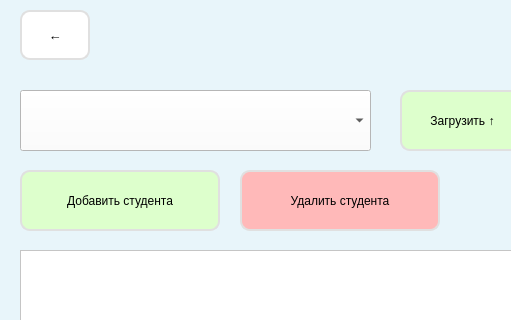
This is qt/event.ui in andrei-229/valanter_app as Qt 5 draws it before an edit; both pictures show x 0 to 511 and y 0 to 320 of the 800 by 600 pixel window. The edited form follows.
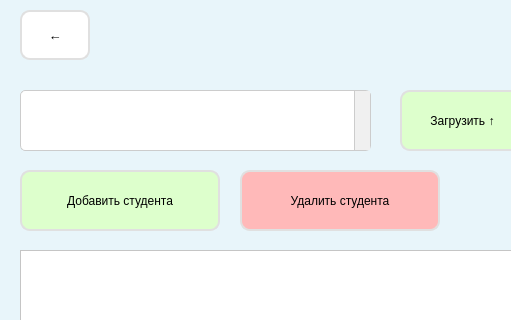
This is the edited form. Icons and pictures are not drawn.

Commit message: ульта дупер мега дизайн

```diff
--- a/qt/event.ui
+++ b/qt/event.ui
@@ -39,8 +39,35 @@
      </rect>
     </property>
     <property name="styleSheet">
-     <string notr="true">background-color: rgb(255, 255, 255);
-alternate-background-color: rgb(242, 255, 235);</string>
+     <string notr="true">QComboBox {
+                background-color: #f0f0f0;
+                border: 1px solid #ccc;
+                border-radius: 5px;
+				background-color: rgb(255, 255, 255);
+				alternate-background-color: rgb(242, 255, 235);
+                padding: 5px;
+                font-size: 14px;
+            }
+            QComboBox:hover {
+                border: 1px solid #888;
+            }
+            QComboBox:focus {
+                border: 1px solid #F0f0f0;
+            }
+            QComboBox::drop-down {
+                border-left: 1px solid #ccc;
+                background-color: #f0f0f0;
+            }
+            QComboBox::down-arrow {
+                image: url(down_arrow.png); /* Укажите путь к вашей стрелке вниз */
+                width: 10px;
+                height: 10px;
+            }
+QComboBox QAbstractItemView {
+                background-color: #ffffff;  /* Цвет фона выпадающего списка */
+                selection-background-color: rgb(221, 255, 204); /* Цвет фона выбранного элемента */
+                selection-color: black;      /* Цвет текста выбранного элемента */
+            }</string>
     </property>
     <property name="frame">
      <bool>true</bool>
```
Left out of the diff: 2 changed lines with no effect on the pictures.
